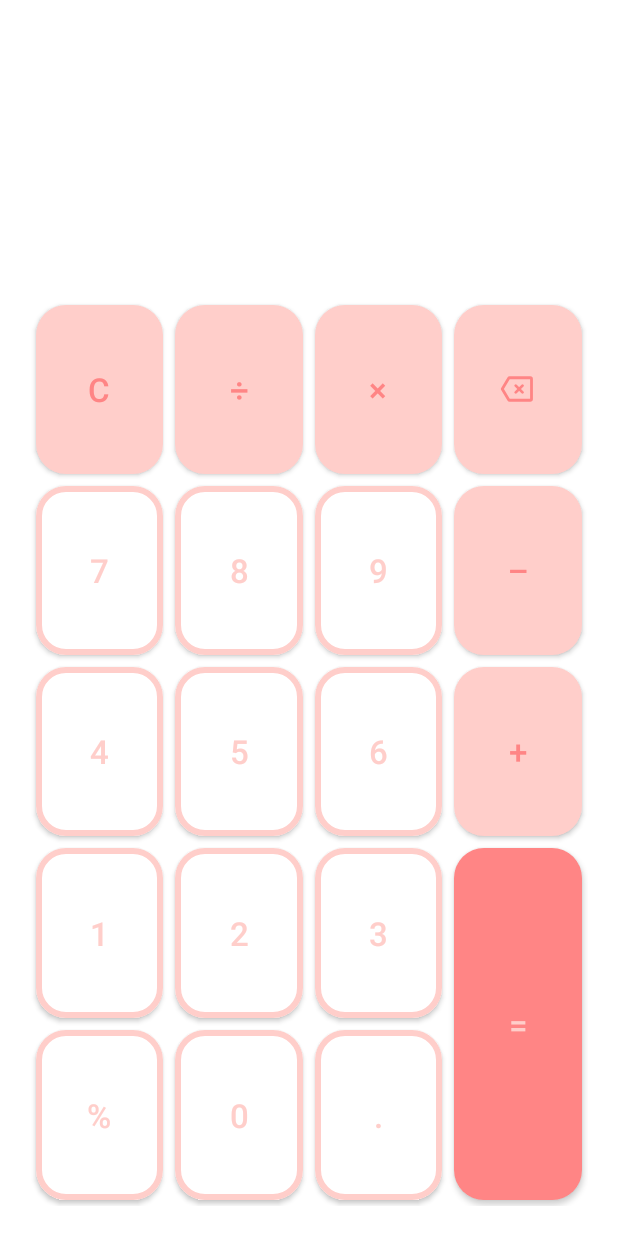
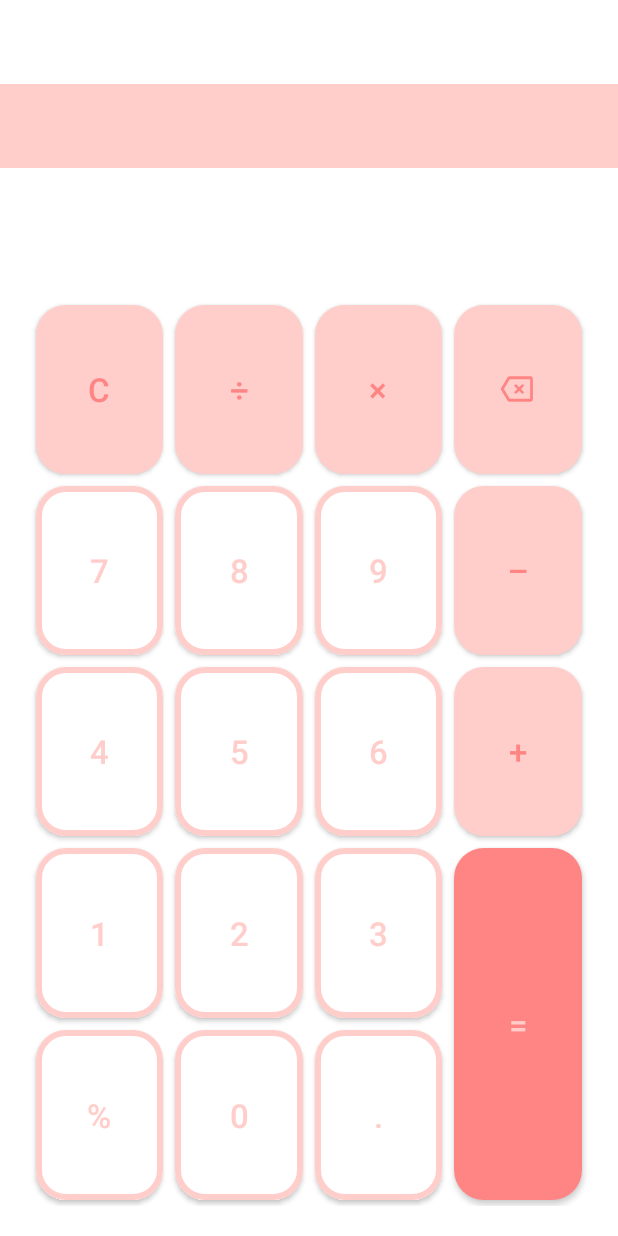
Before and after one commit to nvshink/calculator-and, an Android app: the screen it shows after launch (MainActivity), on a phone screen of 412 x 824 dp. Run offline under Robolectric (Android 15) with nearby library versions, the phone set to English and light mode, and no system bars.

Commit message:
Launch screen (maybe work, app launch so fast)

```diff
--- a/app/src/main/AndroidManifest.xml
+++ b/app/src/main/AndroidManifest.xml
@@ -10,11 +10,9 @@
         android:supportsRtl="true"
         android:theme="@style/Theme.Calculator">
         <activity
-            android:name=".WelcomeActivity"
-            android:exported="false" />
-        <activity
             android:name=".MainActivity"
-            android:screenOrientation="portrait">
+            android:screenOrientation="portrait"
+            android:theme="@style/Theme.Calculator.SplashTheme">
             <intent-filter>
                 <action android:name="android.intent.action.MAIN" />
 
--- a/app/src/main/java/com/example/calculator/MainActivity.kt
+++ b/app/src/main/java/com/example/calculator/MainActivity.kt
@@ -5,6 +5,9 @@ import android.os.Bundle
 import android.view.View
 import com.google.android.material.textfield.TextInputEditText
 import java.math.RoundingMode
+import android.content.Intent
+import android.os.Handler
+
 
 class MainActivity : AppCompatActivity() {
     var number: String = ""
@@ -16,6 +19,8 @@ class MainActivity : AppCompatActivity() {
     var expressionValuePriority: MutableList<Byte> = mutableListOf()
     lateinit var outText: TextInputEditText
     override fun onCreate(savedInstanceState: Bundle?) {
+
+        setTheme(R.style.Theme_Calculator)
         super.onCreate(savedInstanceState)
         setContentView(R.layout.activity_main)
         supportActionBar!!.title = ""
--- /dev/null
+++ b/app/src/main/res/drawable/launch_screen.xml
@@ -0,0 +1,11 @@
+<?xml version="1.0" encoding="utf-8"?>
+<layer-list xmlns:android="http://schemas.android.com/apk/res/android">
+
+    <item android:drawable="@color/pink_light"/>
+    <item>
+        <bitmap
+            android:gravity="center"
+            android:src="@drawable/ic_launcher_foreground"/>
+    </item>
+
+</layer-list>
--- a/app/src/main/res/layout/activity_main.xml
+++ b/app/src/main/res/layout/activity_main.xml
@@ -4,6 +4,14 @@
     xmlns:tools="http://schemas.android.com/tools"
     android:layout_width="match_parent"
     android:layout_height="match_parent">
+
+    <androidx.appcompat.widget.Toolbar
+        android:id="@+id/toolbar"
+        android:layout_width="match_parent"
+        android:layout_height="wrap_content"
+        android:background="?attr/colorPrimary"
+        android:minHeight="?attr/actionBarSize"
+        android:theme="?attr/actionBarTheme" />
 
     <com.google.android.material.textfield.TextInputEditText
         android:id="@+id/outText"
--- a/app/src/main/res/values-night/themes.xml
+++ b/app/src/main/res/values-night/themes.xml
@@ -14,6 +14,9 @@
         <item name="actionBarTheme">@style/Widget.MyApp.ActionBar</item>
         <!-- Customize your theme here. -->
         <item name="backgroundColor">?attr/colorOnPrimary</item>
+    </style>
+    <style name="SplashTheme" parent="Theme.AppCompat.NoActionBar">
+        <item name="android:windowBackground">@drawable/launch_screen</item>
     </style>
     <style name="Widget.MyApp.ActionBar" parent="@style/ThemeOverlay.MaterialComponents.ActionBar">
         <item name="android:background">?attr/colorOnPrimary</item>
--- a/app/src/main/res/values/themes.xml
+++ b/app/src/main/res/values/themes.xml
@@ -14,6 +14,9 @@
         <item name="actionBarTheme">@style/Widget.MyApp.ActionBar</item>
         <!-- Customize your theme here. -->
         <item name="backgroundColor">?attr/colorOnPrimary</item>
+    </style>
+    <style name="Theme.Calculator.SplashTheme" parent="Theme.AppCompat.NoActionBar">
+        <item name="android:windowBackground">@drawable/launch_screen</item>
     </style>
     <style name="Widget.MyApp.ActionBar" parent="@style/ThemeOverlay.MaterialComponents.ActionBar">
         <item name="android:background">?attr/colorOnPrimary</item>
```
Also changed, not shown: app/src/main/java/com/example/calculator/WelcomeActivity.kt (deleted, +0 -13 lines), app/src/main/res/layout/activity_welcome.xml (deleted, +0 -9 lines).
